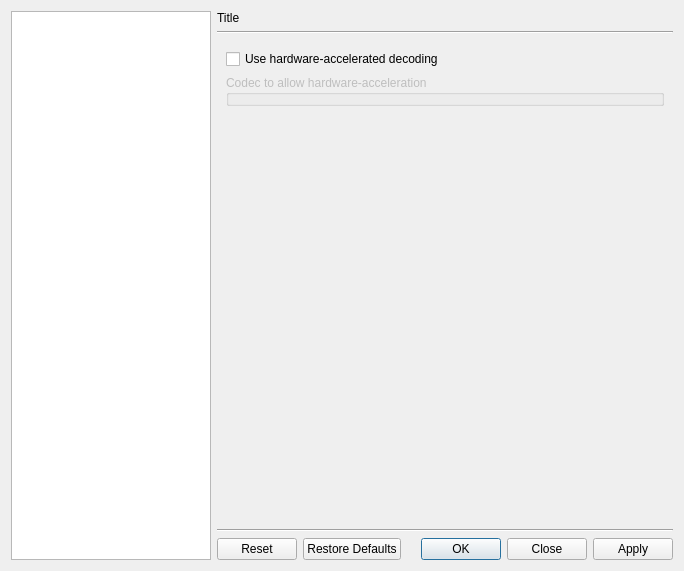
The window that src/bomi/ui/prefdialog.ui (kragol/bomi) describes before a commit, drawn with Qt 5.
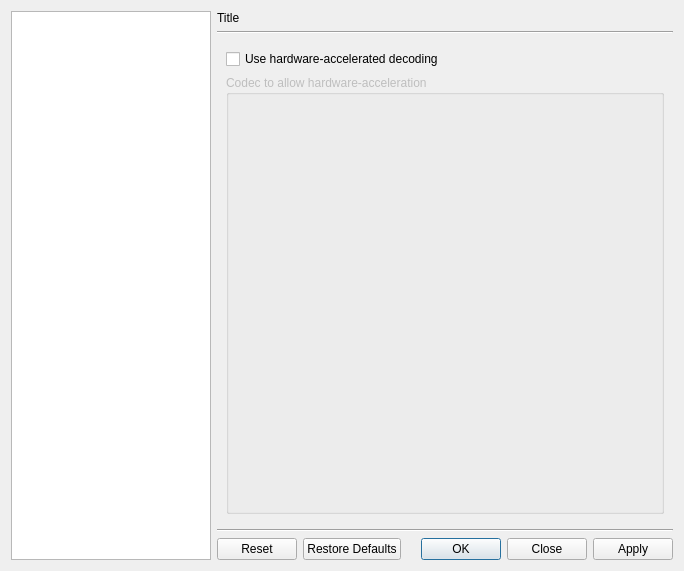
The same window after the commit. The open tabs and pages were chosen to show the change. Icons and pictures are not drawn. Custom widgets are drawn as their Qt base class.

Commit message: Size the hwdec codec list to the page rather than to nothing

The edit to the form file:
```diff
--- a/src/bomi/ui/prefdialog.ui
+++ b/src/bomi/ui/prefdialog.ui
@@ -1197,19 +1197,6 @@
            </property>
           </widget>
          </item>
-         <item>
-          <spacer name="verticalSpacer_12">
-           <property name="orientation">
-            <enum>Qt::Vertical</enum>
-           </property>
-           <property name="sizeHint" stdset="0">
-            <size>
-             <width>20</width>
-             <height>352</height>
-            </size>
-           </property>
-          </spacer>
-         </item>
         </layout>
        </widget>
        <widget class="QWidget" name="sub_appearance">
```
The commit also changes 1 other file.
